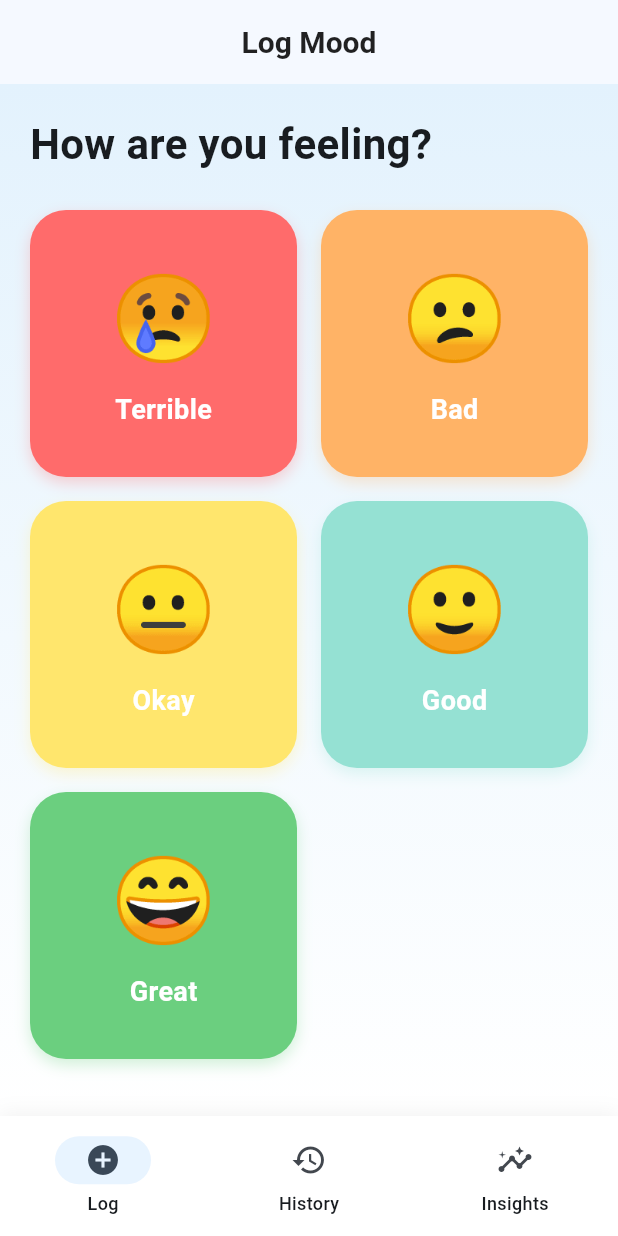
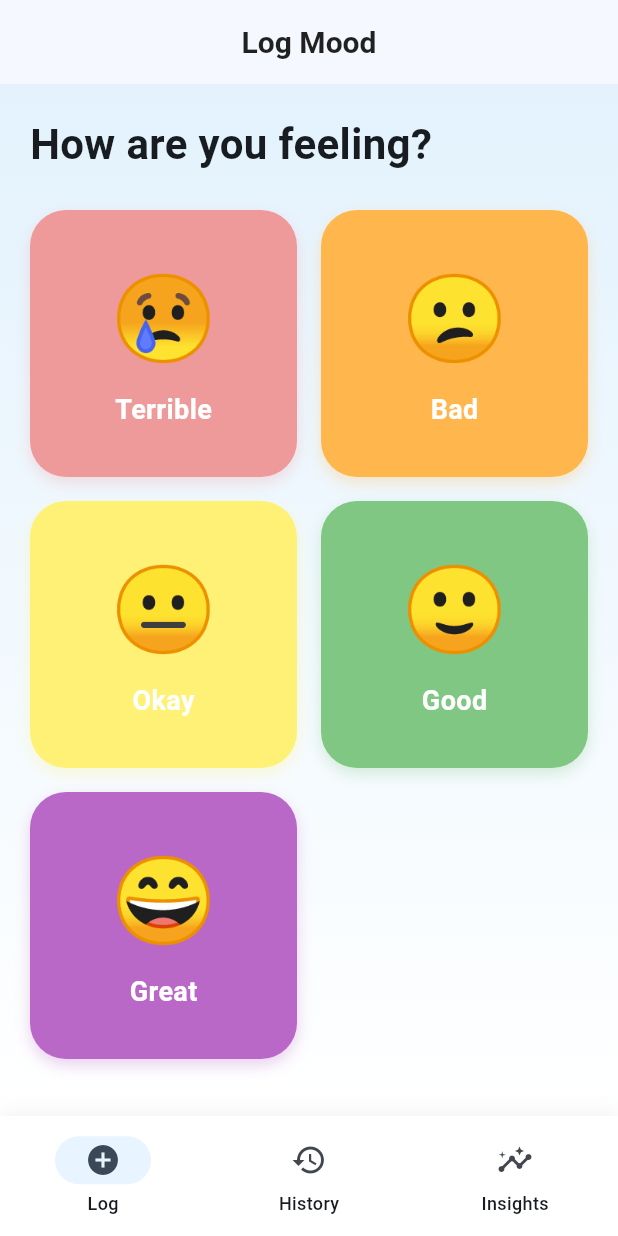
Before and after one commit to Rohit-Chandra-007/DailyPulse, a Flutter app: the screen it shows after launch, on a phone screen of 412 x 824 dp. Run offline on Flutter 3.47's test engine with Material 3 defaults, Android fonts, the light colour scheme and no system bars; our stand-ins replace fl_chart, hive, hive_flutter; accounts and stored records are empty.

Commit message:
feat(ui): Centralize mood color palette and improve consistency
- Add centralized mood color palette in AppConstants
- Replace hardcoded color lists with AppConstants color arrays
- Refactor color usage across history, insights, and log mood screens
- Introduce light and dark color variations for mood levels
- Ensure consistent color representation throughout the app

```diff
--- a/lib/core/constants.dart
+++ b/lib/core/constants.dart
@@ -1,7 +1,27 @@
+import 'package:flutter/material.dart';
+
 class AppConstants {
   static const String appName = 'DailyPulse';
   static const String hiveBoxName = 'mood_box';
 
   static const List<String> moodEmojis = ['😢', '😕', '😐', '🙂', '😄'];
   static const List<String> moodLabels = ['Terrible', 'Bad', 'Okay', 'Good', 'Great'];
+
+  // Consistent pastel color palette for all screens
+  static const List<Color> moodColors = [
+    Color(0xFFFFB3BA), // Terrible - soft red/pink
+    Color(0xFFFFCC80), // Bad - soft orange
+    Color(0xFFFFF59D), // Okay - soft yellow
+    Color(0xFFA5D6A7), // Good - soft green
+    Color(0xFFCE93D8), // Great - soft purple
+  ];
+
+  // Darker versions for cards and buttons
+  static const List<Color> moodColorsDark = [
+    Color(0xFFEF9A9A), // Terrible - darker pink
+    Color(0xFFFFB74D), // Bad - darker orange
+    Color(0xFFFFF176), // Okay - darker yellow
+    Color(0xFF81C784), // Good - darker green
+    Color(0xFFBA68C8), // Great - darker purple
+  ];
 }
--- a/lib/features/log/log_mood_screen.dart
+++ b/lib/features/log/log_mood_screen.dart
@@ -1,6 +1,7 @@
 import 'package:flutter/material.dart';
 import '../../data/models/mood_entry.dart';
 import '../../data/repo/mood_repository.dart';
+import '../../core/constants.dart';
 
 class LogMoodScreen extends StatefulWidget {
   const LogMoodScreen({super.key});
@@ -12,12 +13,32 @@ class LogMoodScreen extends StatefulWidget {
 class _LogMoodScreenState extends State<LogMoodScreen> {
   final _repository = MoodRepository();
 
-  final List<MoodOption> _moods = [
-    MoodOption(label: 'Terrible', emoji: '😢', color: const Color(0xFFFF6B6B), level: 0),
-    MoodOption(label: 'Bad', emoji: '😕', color: const Color(0xFFFFB366), level: 1),
-    MoodOption(label: 'Okay', emoji: '😐', color: const Color(0xFFFFE66D), level: 2),
-    MoodOption(label: 'Good', emoji: '🙂', color: const Color(0xFF95E1D3), level: 3),
-    MoodOption(label: 'Great', emoji: '😄', color: const Color(0xFF6BCF7F), level: 4),
+  late final List<MoodOption> _moods = [
+    MoodOption(
+        label: AppConstants.moodLabels[0],
+        emoji: AppConstants.moodEmojis[0],
+        color: AppConstants.moodColorsDark[0],
+        level: 0),
+    MoodOption(
+        label: AppConstants.moodLabels[1],
+        emoji: AppConstants.moodEmojis[1],
+        color: AppConstants.moodColorsDark[1],
+        level: 1),
+    MoodOption(
+        label: AppConstants.moodLabels[2],
+        emoji: AppConstants.moodEmojis[2],
+        color: AppConstants.moodColorsDark[2],
+        level: 2),
+    MoodOption(
+        label: AppConstants.moodLabels[3],
+        emoji: AppConstants.moodEmojis[3],
+        color: AppConstants.moodColorsDark[3],
+        level: 3),
+    MoodOption(
+        label: AppConstants.moodLabels[4],
+        emoji: AppConstants.moodEmojis[4],
+        color: AppConstants.moodColorsDark[4],
+        level: 4),
   ];
 
   void _onMoodSelected(MoodOption mood) {
```
Also changed, not shown: lib/features/history/history_screen.dart (+1 -11 lines), lib/features/insights/insights_screen.dart (+2 -10 lines).
